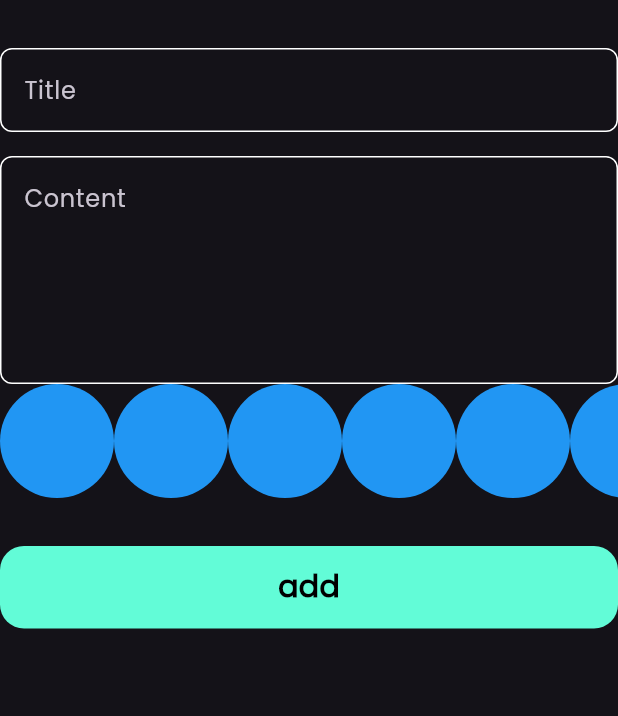
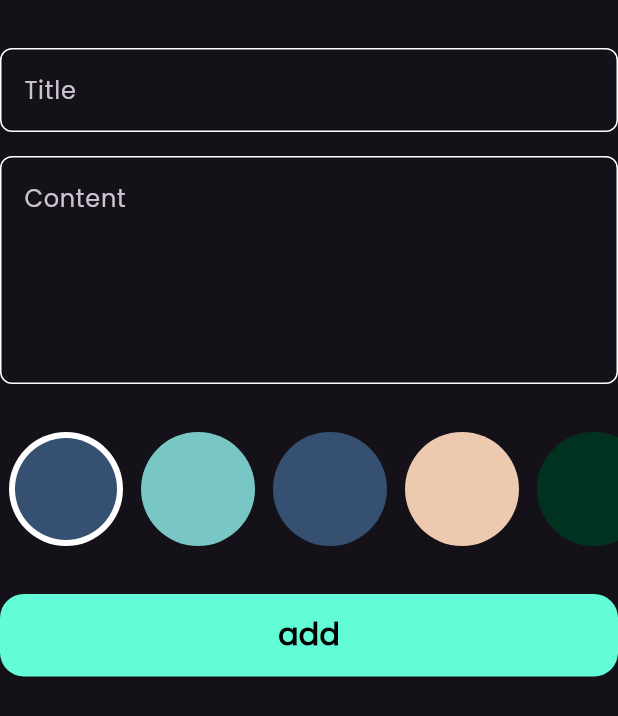
Before and after one commit to MostafaGaber135/Notes_App, a Flutter app: the AddNoteForm widget shown alone on an empty page, opened directly, on a phone screen of 412 x 824 dp. Shown: the top 716 px of the screen. Run offline on Flutter 3.47's test engine with Material 3 defaults, Android fonts, the phone set to English and light mode, and no system bars; our stand-ins replace bloc, flutter_bloc, font_awesome_flutter, hive, hive_flutter; missing offline and left inert: flutter_windowmanager; accounts and stored records are empty.

Commit message:
colors list view part two

```diff
--- a/lib/widgets/add_note_form.dart
+++ b/lib/widgets/add_note_form.dart
@@ -46,6 +46,7 @@ class _AddNoteFormState extends State<AddNoteForm> {
               hint: 'Content',
               maxLines: 5,
               ),
+              const SizedBox(height: 32,),
             const ColorListView(),
             const SizedBox(height: 32,),
               BlocBuilder<AddNoteCubit, AddNotesState>(
--- a/lib/widgets/colors_list_view.dart
+++ b/lib/widgets/colors_list_view.dart
@@ -1,29 +1,71 @@
 import 'package:flutter/material.dart';
 
 class ColorItem extends StatelessWidget {
-  const ColorItem({super.key});
-
+  const ColorItem({super.key, required this.isActive, required this.color});
+  final bool isActive;
+  final Color color;
   @override
   Widget build(BuildContext context) {
-    return const CircleAvatar(
+    return isActive ?  CircleAvatar(
+      backgroundColor: Colors.white,
       radius: 38,
-      backgroundColor: Colors.blue,
+      child: CircleAvatar(
+        radius: 34,
+        backgroundColor: color,
+      ),
+    ) : CircleAvatar(
+      radius: 38,
+      backgroundColor: color,
     );
   }
 }
 
-class ColorListView extends StatelessWidget {
+class ColorListView extends StatefulWidget {
   const ColorListView({super.key});
+
+  @override
+  State<ColorListView> createState() => _ColorListViewState();
+}
+
+class _ColorListViewState extends State<ColorListView> {
+  int currentIndex = 0;
+
+List<Color> colors = [
+  const Color(0XFF355070),
+  const Color(0XFF79c7c5),
+  const Color(0XFF355070),
+  const Color(0XFFEDC9AF),
+  const Color(0XFF013220),
+  const Color(0XFF00401A),
+  const Color(0XFF008080),
+  const Color(0XFF0D98BA),
+  const Color(0XFF007BA7),
+  const Color(0XFF0070BB),
+];
 
   @override
   Widget build(BuildContext context) {
     return SizedBox(
       height: 38 * 2,
       child: ListView.builder(
-        itemCount: 10,
+        itemCount: colors.length,
         scrollDirection: Axis.horizontal,
         itemBuilder: (context , index){
-          return const ColorItem();
+          return  Padding(
+            padding: const EdgeInsets.symmetric(horizontal: 6),
+            child: GestureDetector(
+              onTap:(){
+                    currentIndex = index;
+                    setState(() {
+
+                    });
+              },
+
+              child: ColorItem(
+                isActive: currentIndex == index,
+                color: colors[index],
+              ),
+            ));
         },
       ),
     );
```
